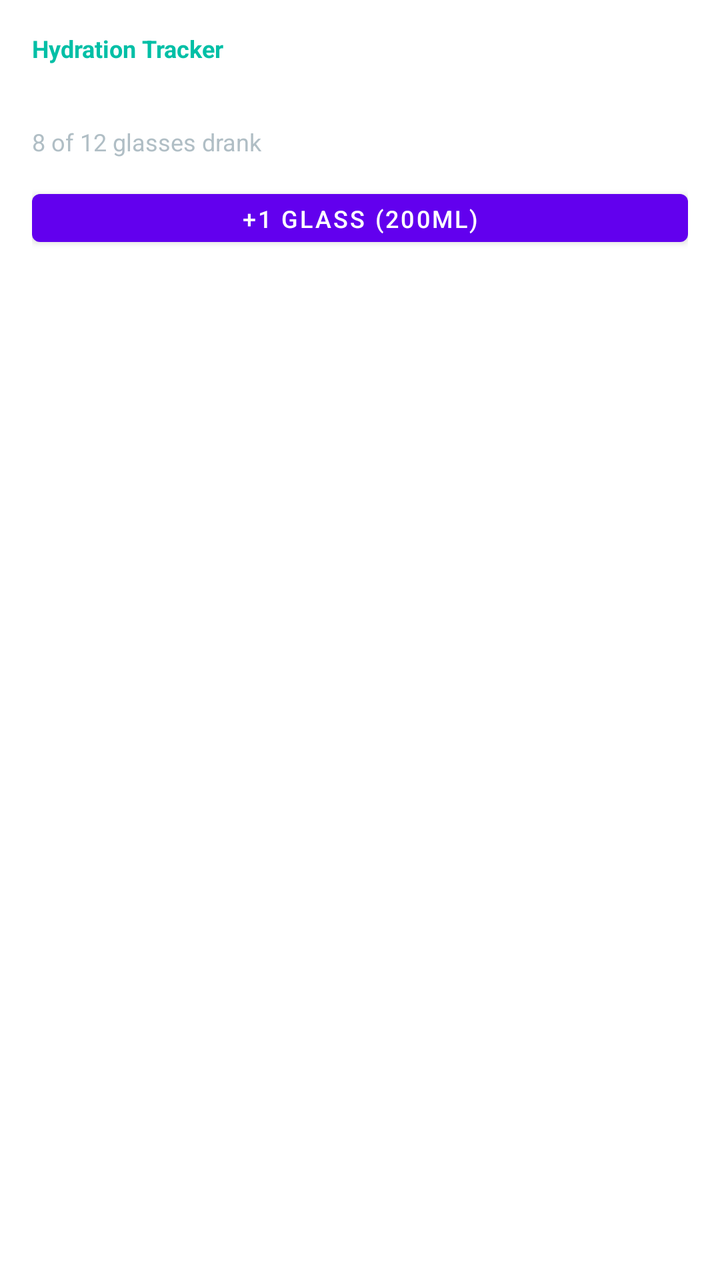
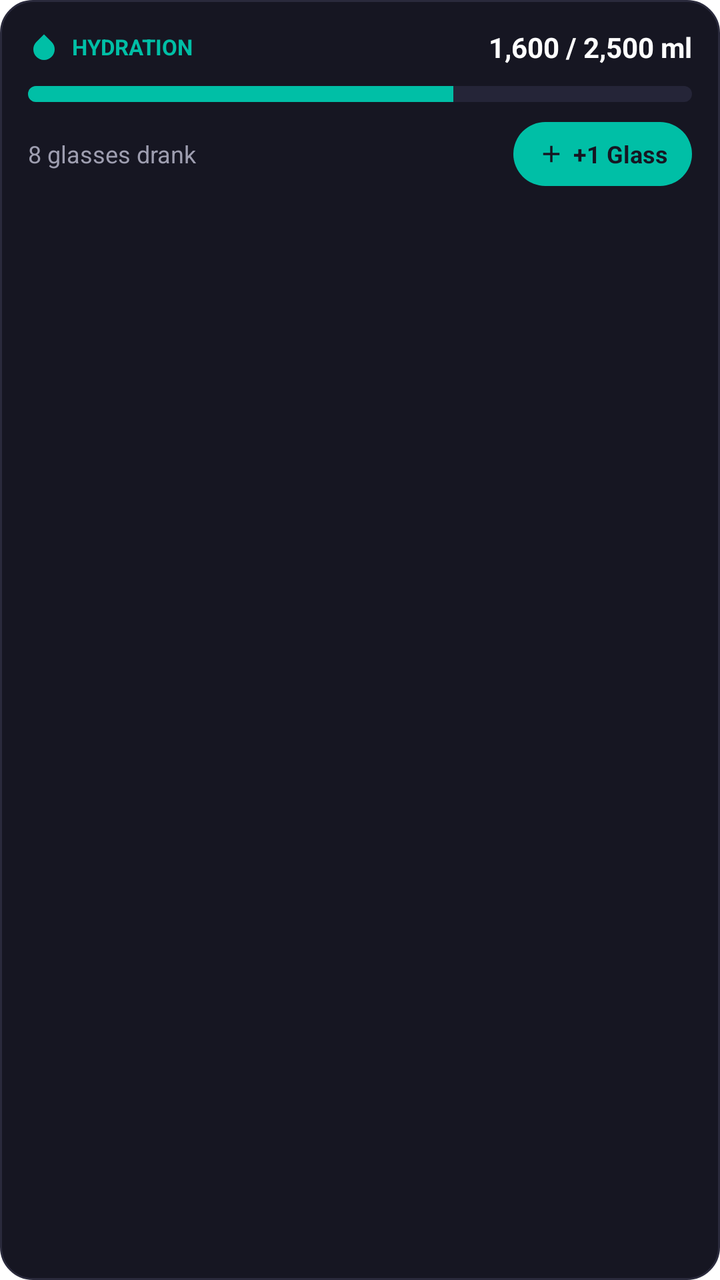

Before-and-after screenshots of an Android layout around one commit, followed by the original layout XML and the change that was made.
<!-- AndroidManifest.xml: fallback theme Theme.MaterialComponents.DayNight.NoActionBar -->
<!-- res/layout/widget_water.xml -->
<?xml version="1.0" encoding="utf-8"?>
<LinearLayout xmlns:android="http://schemas.android.com/apk/res/android"
    android:id="@+id/widget_water_container"
    android:layout_width="match_parent"
    android:layout_height="match_parent"
    android:background="@drawable/launch_background"
    android:orientation="vertical"
    android:padding="16dp">

    <TextView
        android:id="@+id/water_widget_title"
        android:layout_width="wrap_content"
        android:layout_height="wrap_content"
        android:text="Hydration Tracker"
        android:textColor="#00BFA6"
        android:textSize="12sp"
        android:textStyle="bold" />

    <TextView
        android:id="@+id/water_widget_progress"
        android:layout_width="wrap_content"
        android:layout_height="wrap_content"
        android:layout_marginTop="4dp"
        android:text="1,600 / 2,500 ml"
        android:textColor="#FFFFFF"
        android:textSize="18sp"
        android:textStyle="bold" />

    <TextView
        android:id="@+id/water_widget_glasses"
        android:layout_width="wrap_content"
        android:layout_height="wrap_content"
        android:layout_marginTop="2dp"
        android:text="8 of 12 glasses drank"
        android:textColor="#B0BEC5"
        android:textSize="12sp" />

    <Button
        android:id="@+id/btn_water_add"
        android:layout_width="match_parent"
        android:layout_height="36dp"
        android:layout_marginTop="12dp"
        android:text="+1 Glass (200ml)"
        android:textSize="12sp" />
</LinearLayout>
<!-- resources referenced by this layout -->
<resources>
  <!-- drawable launch_background (drawable) -->
  <?xml version="1.0" encoding="utf-8"?>
  <layer-list xmlns:android="http://schemas.android.com/apk/res/android">
      <item android:drawable="@android:color/white" />
  
      
      
  </layer-list>
</resources>

<!-- the commit's change to res/layout/widget_water.xml (unified diff, before → after) -->
@@ -3,43 +3,96 @@
     android:id="@+id/widget_water_container"
     android:layout_width="match_parent"
     android:layout_height="match_parent"
-    android:background="@drawable/launch_background"
+    android:background="@drawable/widget_background"
     android:orientation="vertical"
-    android:padding="16dp">
+    android:padding="14dp">
 
-    <TextView
-        android:id="@+id/water_widget_title"
-        android:layout_width="wrap_content"
+    
+    <LinearLayout
+        android:layout_width="match_parent"
         android:layout_height="wrap_content"
-        android:text="Hydration Tracker"
-        android:textColor="#00BFA6"
-        android:textSize="12sp"
-        android:textStyle="bold" />
+        android:gravity="center_vertical"
+        android:orientation="horizontal">
 
-    <TextView
-        android:id="@+id/water_widget_progress"
-        android:layout_width="wrap_content"
+        <ImageView
+            android:layout_width="16dp"
+            android:layout_height="16dp"
+            android:src="@drawable/ic_widget_water" />
+
+        <TextView
+            android:id="@+id/water_widget_title"
+            android:layout_width="0dp"
+            android:layout_height="wrap_content"
+            android:layout_marginStart="6dp"
+            android:layout_weight="1"
+            android:text="HYDRATION"
+            android:textColor="#00BFA6"
+            android:textSize="11sp"
+            android:textStyle="bold" />
+
+        <TextView
+            android:id="@+id/water_widget_progress"
+            android:layout_width="wrap_content"
+            android:layout_height="wrap_content"
+            android:text="1,600 / 2,500 ml"
+            android:textColor="#FFFFFF"
+            android:textSize="14sp"
+            android:textStyle="bold" />
+    </LinearLayout>
+
+    
+    <ProgressBar
+        android:id="@+id/water_widget_progress_bar"
+        style="?android:attr/progressBarStyleHorizontal"
+        android:layout_width="match_parent"
+        android:layout_height="8dp"
+        android:layout_marginTop="10dp"
+        android:layout_marginBottom="10dp"
+        android:max="100"
+        android:progress="64"
+        android:progressDrawable="@drawable/widget_progress_teal" />
+
+    
+    <LinearLayout
+        android:layout_width="match_parent"
         android:layout_height="wrap_content"
-        android:layout_marginTop="4dp"
-        android:text="1,600 / 2,500 ml"
-        android:textColor="#FFFFFF"
-        android:textSize="18sp"
-        android:textStyle="bold" />
+        android:gravity="center_vertical"
+        android:orientation="horizontal">
 
-    <TextView
-        android:id="@+id/water_widget_glasses"
-        android:layout_width="wrap_content"
-        android:layout_height="wrap_content"
-        android:layout_marginTop="2dp"
-        android:text="8 of 12 glasses drank"
-        android:textColor="#B0BEC5"
-        android:textSize="12sp" />
+        <TextView
+            android:id="@+id/water_widget_glasses"
+            android:layout_width="0dp"
+            android:layout_height="wrap_content"
+            android:layout_weight="1"
+            android:text="8 glasses drank"
+            android:textColor="#9E9EB0"
+            android:textSize="12sp" />
 
-    <Button
-        android:id="@+id/btn_water_add"
-        android:layout_width="match_parent"
-        android:layout_height="36dp"
-        android:layout_marginTop="12dp"
-        android:text="+1 Glass (200ml)"
-        android:textSize="12sp" />
+        <LinearLayout
+            android:id="@+id/btn_water_add"
+            android:layout_width="wrap_content"
+            android:layout_height="32dp"
+            android:background="@drawable/widget_btn_teal"
+            android:gravity="center"
+            android:orientation="horizontal"
+            android:paddingStart="12dp"
+            android:paddingEnd="12dp">
+
+            <ImageView
+                android:layout_width="14dp"
+                android:layout_height="14dp"
+                android:src="@drawable/ic_glass_plus"
+                android:tint="#161622" />
+
+            <TextView
+                android:id="@+id/btn_water_add_text"
+                android:layout_width="wrap_content"
+                android:layout_height="wrap_content"
+                android:layout_marginStart="4dp"
+                android:text="+1 Glass"
+                android:textColor="#161622"
+                android:textSize="12sp"
+                android:textStyle="bold" />
+        </LinearLayout>
+    </LinearLayout>
 </LinearLayout>
<!-- resource entries referenced after the edit -->
@@ -1,12 +1,59 @@
 <!-- resources referenced by this layout -->
 <resources>
-  <!-- drawable launch_background (drawable) -->
+  <!-- drawable ic_glass_plus (drawable) -->
+  <vector xmlns:android="http://schemas.android.com/apk/res/android"
+      android:width="24dp"
+      android:height="24dp"
+      android:viewportWidth="24"
+      android:viewportHeight="24">
+    <path
+        android:fillColor="#00BFA6"
+        android:pathData="M19,13h-6v6h-2v-6H5v-2h6V5h2v6h6v2z"/>
+  </vector>
+  <!-- drawable ic_widget_water (drawable) -->
+  <vector xmlns:android="http://schemas.android.com/apk/res/android"
+      android:width="48dp"
+      android:height="48dp"
+      android:viewportWidth="24"
+      android:viewportHeight="24">
+    <path
+        android:fillColor="#00BFA6"
+        android:pathData="M12,2.69l5.66,5.66a8,8 0,1 1,-11.31 0z"/>
+  </vector>
+  <!-- drawable widget_background (drawable) -->
+  <?xml version="1.0" encoding="utf-8"?>
+  <shape xmlns:android="http://schemas.android.com/apk/res/android"
+      android:shape="rectangle">
+      <solid android:color="#161622" />
+      <corners android:radius="16dp" />
+      <stroke
+          android:width="1dp"
+          android:color="#2A2A3C" />
+  </shape>
+  <!-- drawable widget_btn_teal (drawable) -->
+  <?xml version="1.0" encoding="utf-8"?>
+  <shape xmlns:android="http://schemas.android.com/apk/res/android"
+      android:shape="rectangle">
+      <solid android:color="#00BFA6" />
+      <corners android:radius="18dp" />
+  </shape>
+  <!-- drawable widget_progress_teal (drawable) -->
   <?xml version="1.0" encoding="utf-8"?>
   <layer-list xmlns:android="http://schemas.android.com/apk/res/android">
-      <item android:drawable="@android:color/white" />
-  
-      
-      
+      <item android:id="@android:id/background">
+          <shape>
+              <corners android:radius="6dp" />
+              <solid android:color="#252538" />
+          </shape>
+      </item>
+      <item android:id="@android:id/progress">
+          <clip>
+              <shape>
+                  <corners android:radius="6dp" />
+                  <solid android:color="#00BFA6" />
+              </shape>
+          </clip>
+      </item>
   </layer-list>
 </resources>
 
